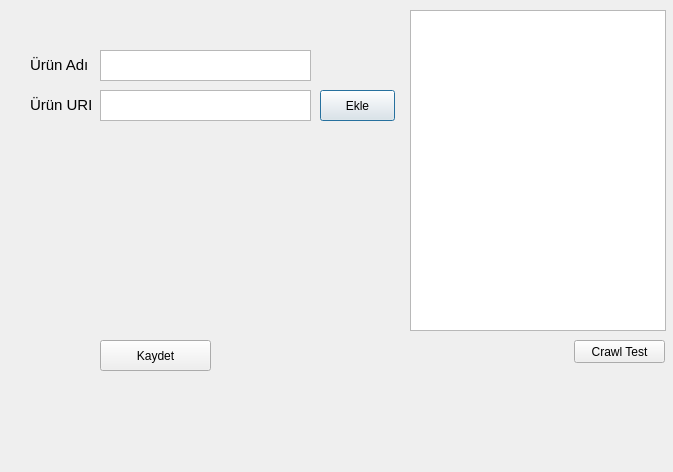
This is addProd.ui in emirhancinar/Python-Project-Web-Crawler as Qt 5 draws it before an edit. The edited form follows.
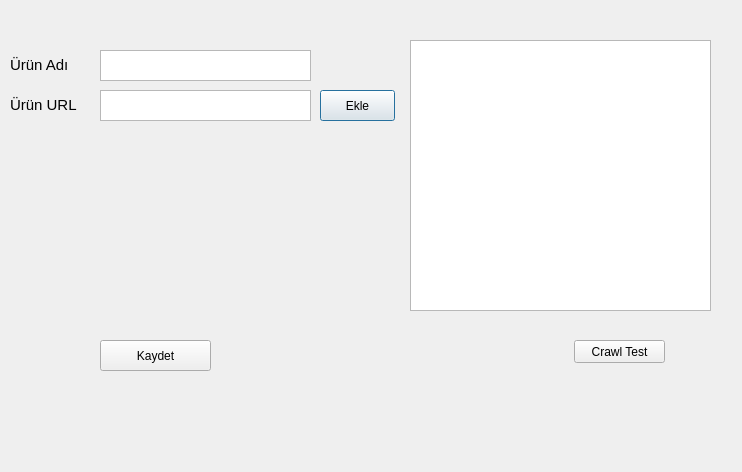
This is the edited form.

Diff of the .ui file:
```diff
--- a/addProd.ui
+++ b/addProd.ui
@@ -6,7 +6,7 @@
    <rect>
     <x>0</x>
     <y>0</y>
-    <width>673</width>
+    <width>742</width>
     <height>472</height>
    </rect>
   </property>
@@ -36,9 +36,9 @@
   <widget class="QLabel" name="label">
    <property name="geometry">
     <rect>
-     <x>30</x>
+     <x>10</x>
      <y>50</y>
-     <width>61</width>
+     <width>81</width>
      <height>31</height>
     </rect>
    </property>
@@ -52,9 +52,9 @@
   <widget class="QLabel" name="label_2">
    <property name="geometry">
     <rect>
-     <x>30</x>
+     <x>10</x>
      <y>90</y>
-     <width>61</width>
+     <width>81</width>
      <height>31</height>
     </rect>
    </property>
@@ -78,17 +78,7 @@
     <string>Ekle</string>
    </property>
   </widget>
-  <widget class="QTableView" name="tableView">
-   <property name="geometry">
-    <rect>
-     <x>410</x>
-     <y>10</y>
-     <width>256</width>
-     <height>321</height>
-    </rect>
-   </property>
-  </widget>
-  <widget class="QPushButton" name="pushButton_2">
+  <widget class="QPushButton" name="btn_kaydet">
    <property name="geometry">
     <rect>
      <x>100</x>
@@ -127,6 +117,16 @@
     <string/>
    </property>
   </widget>
+  <widget class="QListWidget" name="lbx_url">
+   <property name="geometry">
+    <rect>
+     <x>410</x>
+     <y>40</y>
+     <width>301</width>
+     <height>271</height>
+    </rect>
+   </property>
+  </widget>
  </widget>
  <tabstops>
   <tabstop>textEdit</tabstop>
```
Left out of the diff: 21 changed lines with no effect on the pictures.
